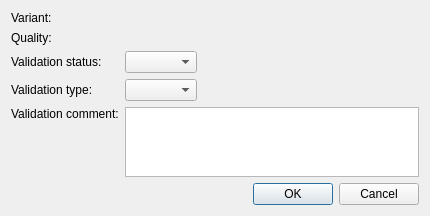
The window that src/GSvar/ValidationDialog.ui (imgag/ngs-bits) describes before a commit, drawn with Qt 5.
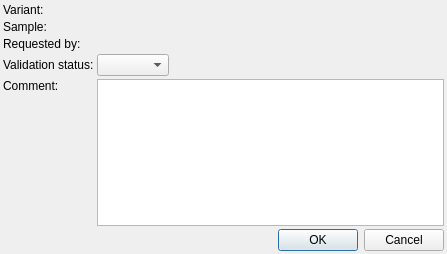
The same window after the commit.

Commit message: GSvar: Added variant validation open jobs list.

```diff
--- a/src/GSvar/ValidationDialog.ui
+++ b/src/GSvar/ValidationDialog.ui
@@ -6,36 +6,48 @@
    <rect>
     <x>0</x>
     <y>0</y>
-    <width>430</width>
-    <height>182</height>
+    <width>447</width>
+    <height>254</height>
    </rect>
   </property>
   <property name="windowTitle">
    <string>Set validation status</string>
   </property>
   <layout class="QGridLayout" name="gridLayout">
-   <item row="5" column="0" colspan="3">
-    <widget class="QDialogButtonBox" name="buttons">
-     <property name="orientation">
-      <enum>Qt::Horizontal</enum>
+   <property name="leftMargin">
+    <number>3</number>
+   </property>
+   <property name="topMargin">
+    <number>3</number>
+   </property>
+   <property name="rightMargin">
+    <number>3</number>
+   </property>
+   <property name="bottomMargin">
+    <number>3</number>
+   </property>
+   <property name="spacing">
+    <number>3</number>
+   </property>
+   <item row="0" column="1" colspan="2">
+    <widget class="QLabel" name="variant">
+     <property name="text">
+      <string/>
      </property>
-     <property name="standardButtons">
-      <set>QDialogButtonBox::Cancel|QDialogButtonBox::Ok</set>
-     </property>
     </widget>
    </item>
-   <item row="2" column="2">
-    <spacer name="horizontalSpacer">
-     <property name="orientation">
-      <enum>Qt::Horizontal</enum>
+   <item row="4" column="0">
+    <widget class="QLabel" name="label_2">
+     <property name="text">
+      <string>&lt;html&gt;&lt;head/&gt;&lt;body&gt;&lt;p&gt;Comment:&lt;/p&gt;&lt;/body&gt;&lt;/html&gt;</string>
      </property>
-     <property name="sizeHint" stdset="0">
-      <size>
-       <width>40</width>
-       <height>20</height>
-      </size>
+     <property name="alignment">
+      <set>Qt::AlignLeading|Qt::AlignLeft|Qt::AlignTop</set>
      </property>
-    </spacer>
+    </widget>
+   </item>
+   <item row="3" column="1">
+    <widget class="QComboBox" name="status"/>
    </item>
    <item row="4" column="1" colspan="2">
     <widget class="QTextEdit" name="comment">
@@ -48,32 +60,49 @@
      </property>
     </widget>
    </item>
-   <item row="4" column="0">
-    <widget class="QLabel" name="label_2">
-     <property name="text">
-      <string>&lt;html&gt;&lt;head/&gt;&lt;body&gt;&lt;p&gt;Validation comment:&lt;/p&gt;&lt;/body&gt;&lt;/html&gt;</string>
+   <item row="3" column="2">
+    <spacer name="horizontalSpacer">
+     <property name="orientation">
+      <enum>Qt::Horizontal</enum>
      </property>
-     <property name="alignment">
-      <set>Qt::AlignLeading|Qt::AlignLeft|Qt::AlignTop</set>
+     <property name="sizeHint" stdset="0">
+      <size>
+       <width>40</width>
+       <height>20</height>
+      </size>
      </property>
-    </widget>
+    </spacer>
    </item>
-   <item row="1" column="0">
-    <widget class="QLabel" name="label_3">
-     <property name="text">
-      <string>Quality:</string>
+   <item row="5" column="0" colspan="3">
+    <widget class="QDialogButtonBox" name="buttons">
+     <property name="orientation">
+      <enum>Qt::Horizontal</enum>
      </property>
+     <property name="standardButtons">
+      <set>QDialogButtonBox::Cancel|QDialogButtonBox::Ok</set>
+     </property>
     </widget>
    </item>
-   <item row="2" column="0">
+   <item row="3" column="0">
     <widget class="QLabel" name="label">
      <property name="text">
       <string>Validation status:</string>
      </property>
     </widget>
    </item>
-   <item row="2" column="1">
-    <widget class="QComboBox" name="status"/>
+   <item row="1" column="1" colspan="2">
+    <widget class="QLabel" name="sample">
+     <property name="text">
+      <string/>
+     </property>
+    </widget>
+   </item>
+   <item row="1" column="0">
+    <widget class="QLabel" name="label_3">
+     <property name="text">
+      <string>Sample:</string>
+     </property>
+    </widget>
    </item>
    <item row="0" column="0">
     <widget class="QLabel" name="label_4">
@@ -82,25 +111,15 @@
      </property>
     </widget>
    </item>
-   <item row="3" column="0">
+   <item row="2" column="0">
     <widget class="QLabel" name="label_5">
      <property name="text">
-      <string>Validation type:</string>
+      <string>Requested by:</string>
      </property>
     </widget>
    </item>
-   <item row="3" column="1">
-    <widget class="QComboBox" name="type"/>
-   </item>
-   <item row="1" column="1" colspan="2">
-    <widget class="QLabel" name="quality">
-     <property name="text">
-      <string/>
-     </property>
-    </widget>
-   </item>
-   <item row="0" column="1" colspan="2">
-    <widget class="QLabel" name="variant">
+   <item row="2" column="1" colspan="2">
+    <widget class="QLabel" name="requested_by">
      <property name="text">
       <string/>
      </property>
```
The commit also changes 34 other files.
